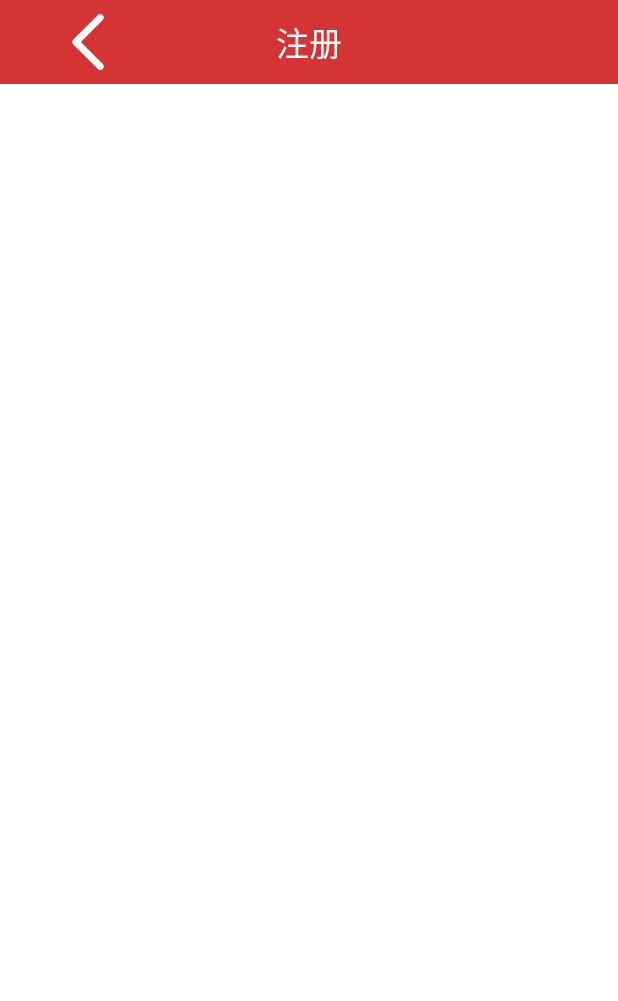
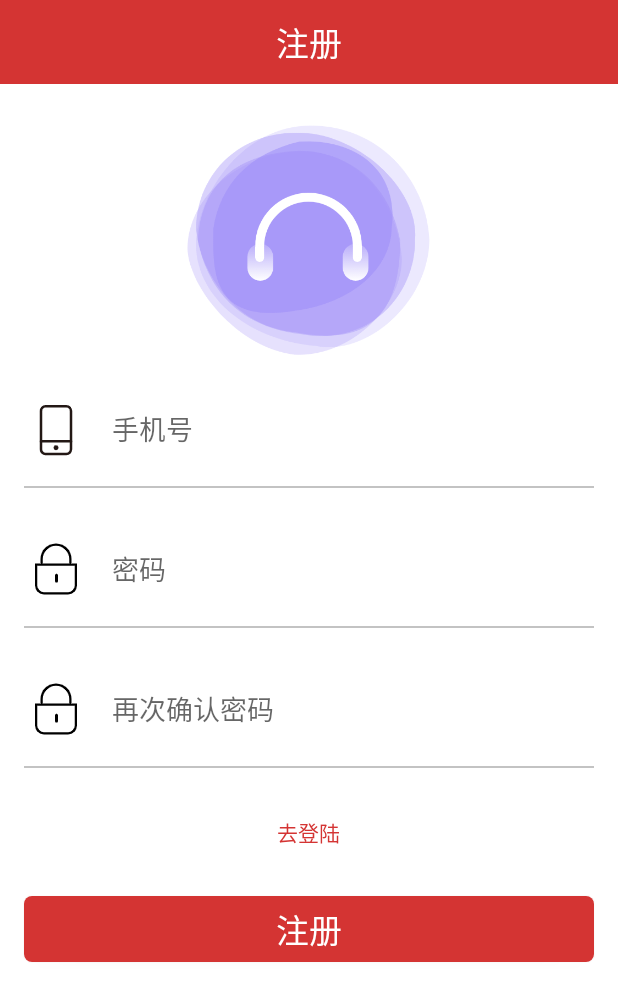
Before and after one commit to choosezzz/music-application, an Android app: the screen it shows after launch (RegisterActivity), after a tap on "立即注册", on a phone screen of 412 x 824 dp. Shown: the top 1001 px of the screen. Run offline under Robolectric (Android 15) with nearby library versions, the phone set to English and light mode, and no system bars; libraries missing offline, so code that uses them is left out: com.blankj.utilcode; 1 statement that could not run was skipped.

Commit message:
ADD:注册页面布局

```diff
--- a/app/src/main/java/com/example/musicapplication/MyApplication.java
+++ b/app/src/main/java/com/example/musicapplication/MyApplication.java
@@ -1,6 +1,8 @@
 package com.example.musicapplication;
 
 import android.app.Application;
+
+import com.blankj.utilcode.util.Utils;
 
 /**
  * @author choosezzz
@@ -14,5 +16,6 @@ public class MyApplication extends Application {
     @Override
     public void onCreate() {
         super.onCreate();
+        Utils.init(this);
     }
 }
--- a/app/src/main/java/com/example/musicapplication/activities/LoginActivity.java
+++ b/app/src/main/java/com/example/musicapplication/activities/LoginActivity.java
@@ -2,11 +2,16 @@ package com.example.musicapplication.activities;
 
 import android.os.Bundle;
 import android.view.View;
+import android.widget.TextView;
 
 import com.example.musicapplication.R;
+import com.example.musicapplication.utils.UserUtil;
+import com.example.musicapplication.views.InputView;
 
 public class LoginActivity extends BaseActivity {
 
+    private InputView phoneView;
+    private InputView pwdView;
     @Override
     protected void onCreate(Bundle savedInstanceState) {
         super.onCreate(savedInstanceState);
@@ -19,12 +24,26 @@ public class LoginActivity extends BaseActivity {
      */
     private void initView() {
         initNavBar(false, "登录", false);
+        phoneView = fd(R.id.input_phone);
+        pwdView = fd(R.id.input_password);
     }
 
     /**
      * 跳转注册页面
      */
     public void toRegister(View view) {
-        toActivity(RegisterActivity.class, false);
+        toActivity(RegisterActivity.class, true);
+    }
+
+    /**
+     * 登录
+     * @param view
+     */
+    public void login(View view) {
+
+        if (!UserUtil.validateLogin(phoneView.getInputText(), pwdView.getInputText())) {
+            return;
+        }
+        toActivity(MainActivity.class, true);
     }
 }
--- a/app/src/main/java/com/example/musicapplication/activities/RegisterActivity.java
+++ b/app/src/main/java/com/example/musicapplication/activities/RegisterActivity.java
@@ -1,21 +1,56 @@
 package com.example.musicapplication.activities;
 
 import android.os.Bundle;
+import android.view.View;
 
 import com.example.musicapplication.R;
+import com.example.musicapplication.utils.UserUtil;
+import com.example.musicapplication.views.InputView;
 
 /**
  * 注册页面
  */
 public class RegisterActivity extends BaseActivity {
 
+    private InputView phoneView;
+    private InputView pwdView;
+    private InputView pwdViewAgain;
     @Override
     protected void onCreate(Bundle savedInstanceState) {
         super.onCreate(savedInstanceState);
         setContentView(R.layout.activity_register);
         initView();
     }
+
+    /**
+     * 初始化登录页面View
+     */
     private void initView() {
-        initNavBar(true, "注册", false);
+        initNavBar(false, "注册", false);
+        phoneView = fd(R.id.input_phone);
+        pwdView = fd(R.id.input_password);
+        pwdViewAgain = fd(R.id.input_password_again);
+    }
+
+    /**
+     * 跳转注册页面
+     */
+    public void toLogin(View view) {
+        toActivity(LoginActivity.class, true);
+    }
+
+    /**
+     * 注册
+     *
+     * @param view
+     */
+    public void register(View view) {
+
+        if (!UserUtil.validateRegister(phoneView.getInputText(),
+                pwdView.getInputText(),
+                pwdViewAgain.getInputText())) {
+            return;
+        }
+        toActivity(MainActivity.class, true);
     }
 }
--- a/app/src/main/java/com/example/musicapplication/views/InputView.java
+++ b/app/src/main/java/com/example/musicapplication/views/InputView.java
@@ -101,7 +101,7 @@ public class InputView extends FrameLayout {
      * 获取输入内容
      * @return
      */
-    private String getInputText() {
+    public String getInputText() {
         return editText.getText().toString().trim();
     }
 }
--- a/app/src/main/res/layout/activity_register.xml
+++ b/app/src/main/res/layout/activity_register.xml
@@ -1,11 +1,74 @@
 <?xml version="1.0" encoding="utf-8"?>
-<androidx.constraintlayout.widget.ConstraintLayout xmlns:android="http://schemas.android.com/apk/res/android"
+<LinearLayout
+    xmlns:android="http://schemas.android.com/apk/res/android"
     xmlns:app="http://schemas.android.com/apk/res-auto"
     xmlns:tools="http://schemas.android.com/tools"
     android:layout_width="match_parent"
     android:layout_height="match_parent"
+    android:orientation="vertical"
     tools:context=".activities.RegisterActivity">
 
     <include layout="@layout/nav_bar"/>
 
-</androidx.constraintlayout.widget.ConstraintLayout>
+    <ImageView
+        android:layout_width="255dp"
+        android:layout_height="176dp"
+        android:layout_gravity="center_horizontal"
+        android:layout_marginTop="@dimen/margin_size"
+        android:src="@mipmap/ic_main" />
+    <!--引入自定义view-->
+    <com.example.musicapplication.views.InputView
+        android:layout_width="match_parent"
+        android:id="@+id/input_phone"
+        android:layout_height="@dimen/input_view_height"
+        android:layout_marginTop="@dimen/margin_size"
+        app:input_icon="@mipmap/input_phone"
+        app:input_hint="@string/user_phone"
+        app:is_password="false"
+        />
+    <View
+        style="@style/SplitLine"/>
+
+    <com.example.musicapplication.views.InputView
+        android:layout_width="match_parent"
+        android:layout_height="@dimen/input_view_height"
+        android:layout_marginTop="@dimen/margin_size"
+        android:id="@+id/input_password"
+        app:input_icon="@mipmap/input_password"
+        app:input_hint="@string/user_password"
+        app:is_password="true"
+        />
+    <View
+        style="@style/SplitLine"/>
+
+    <com.example.musicapplication.views.InputView
+        android:layout_width="match_parent"
+        android:layout_height="@dimen/input_view_height"
+        android:layout_marginTop="@dimen/margin_size"
+        android:id="@+id/input_password_again"
+        app:input_icon="@mipmap/input_password"
+        app:input_hint="@string/input_password_again"
+        app:is_password="true"
+        />
+    <View
+        style="@style/SplitLine"/>
+    <!--去登陆-->
+    <TextView
+        android:layout_width="wrap_content"
+        android:layout_height="wrap_content"
+        android:textColor="@color/main_color"
+
+        android:textSize="@dimen/info_size"
+        android:text="@string/login_now"
+        android:layout_gravity="center_horizontal"
+        android:padding="@dimen/margin_size"
+        android:onClick="toLogin"
+        />
+    <Button
+        style="@style/CommitBtn"
+        android:text="@string/register"
+        android:layout_marginTop="@dimen/margin_size"
+        android:onClick="register"
+        />
+
+</LinearLayout>
--- a/app/src/main/res/values/strings.xml
+++ b/app/src/main/res/values/strings.xml
@@ -6,4 +6,7 @@
     <string name="user_phone">手机号</string>
     <string name="register_now">立即注册</string>
     <string name="login">登  录</string>
+    <string name="login_now">去登陆</string>
+    <string name="input_password_again">再次确认密码</string>
+    <string name="register">注册</string>
 </resources>
```
Also changed, not shown: app/build.gradle (+10 -0 lines), app/src/main/java/com/example/musicapplication/utils/UserUtil.java (added, +45 -0 lines), app/src/main/res/layout/activity_login.xml (+9 -2 lines).
